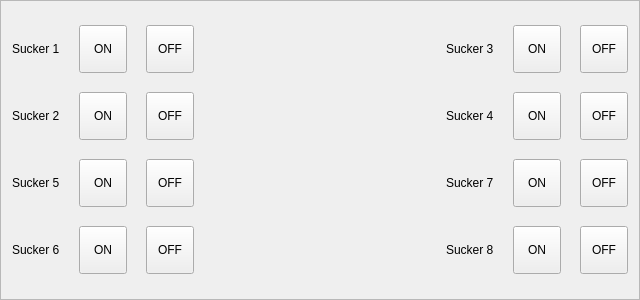
This is hcmanualoperation/hcmanualsockerframe.ui in dongdong-2009/3-5AxisRobot as Qt 5 draws it before an edit. The edited form follows.
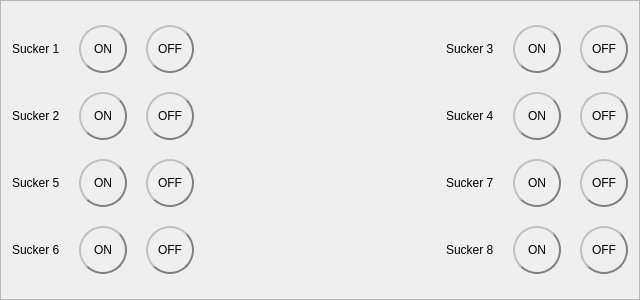
This is the edited form. Icons and pictures are not drawn.

What changed in the file:
```diff
--- a/hcmanualoperation/hcmanualsockerframe.ui
+++ b/hcmanualoperation/hcmanualsockerframe.ui
@@ -50,6 +50,12 @@
        <height>48</height>
       </size>
      </property>
+     <property name="styleSheet">
+      <string notr="true">border-style: outset;
+border-width: 2px;
+border-radius: 24px;
+border-color: gray;</string>
+     </property>
      <property name="text">
       <string>ON</string>
      </property>
@@ -75,6 +81,12 @@
        <height>48</height>
       </size>
      </property>
+     <property name="styleSheet">
+      <string notr="true">border-style: outset;
+border-width: 2px;
+border-radius: 24px;
+border-color: gray;</string>
+     </property>
      <property name="text">
       <string>ON</string>
      </property>
@@ -130,6 +142,12 @@
        <height>48</height>
       </size>
      </property>
+     <property name="styleSheet">
+      <string notr="true">border-style: outset;
+border-width: 2px;
+border-radius: 24px;
+border-color: gray;</string>
+     </property>
      <property name="text">
       <string>OFF</string>
      </property>
@@ -202,6 +220,12 @@
        <height>48</height>
       </size>
      </property>
+     <property name="styleSheet">
+      <string notr="true">border-style: outset;
+border-width: 2px;
+border-radius: 24px;
+border-color: gray;</string>
+     </property>
      <property name="text">
       <string>OFF</string>
      </property>
@@ -244,6 +268,12 @@
        <height>48</height>
       </size>
      </property>
+     <property name="styleSheet">
+      <string notr="true">border-style: outset;
+border-width: 2px;
+border-radius: 24px;
+border-color: gray;</string>
+     </property>
      <property name="text">
       <string>ON</string>
      </property>
@@ -279,6 +309,12 @@
        <height>48</height>
       </size>
      </property>
+     <property name="styleSheet">
+      <string notr="true">border-style: outset;
+border-width: 2px;
+border-radius: 24px;
+border-color: gray;</string>
+     </property>
      <property name="text">
       <string>OFF</string>
      </property>
@@ -321,6 +357,12 @@
        <height>48</height>
       </size>
      </property>
+     <property name="styleSheet">
+      <string notr="true">border-style: outset;
+border-width: 2px;
+border-radius: 24px;
+border-color: gray;</string>
+     </property>
      <property name="text">
       <string>ON</string>
      </property>
@@ -346,6 +388,12 @@
        <height>48</height>
       </size>
      </property>
+     <property name="styleSheet">
+      <string notr="true">border-style: outset;
+border-width: 2px;
+border-radius: 24px;
+border-color: gray;</string>
+     </property>
      <property name="text">
       <string>OFF</string>
      </property>
@@ -388,6 +436,12 @@
        <height>48</height>
       </size>
      </property>
+     <property name="styleSheet">
+      <string notr="true">border-style: outset;
+border-width: 2px;
+border-radius: 24px;
+border-color: gray;</string>
+     </property>
      <property name="text">
       <string>ON</string>
      </property>
@@ -413,6 +467,12 @@
        <height>48</height>
       </size>
      </property>
+     <property name="styleSheet">
+      <string notr="true">border-style: outset;
+border-width: 2px;
+border-radius: 24px;
+border-color: gray;</string>
+     </property>
      <property name="text">
       <string>OFF</string>
      </property>
@@ -455,6 +515,12 @@
        <height>48</height>
       </size>
      </property>
+     <property name="styleSheet">
+      <string notr="true">border-style: outset;
+border-width: 2px;
+border-radius: 24px;
+border-color: gray;</string>
+     </property>
      <property name="text">
       <string>ON</string>
      </property>
@@ -490,6 +556,12 @@
        <height>48</height>
       </size>
      </property>
+     <property name="styleSheet">
+      <string notr="true">border-style: outset;
+border-width: 2px;
+border-radius: 24px;
+border-color: gray;</string>
+     </property>
      <property name="text">
       <string>OFF</string>
      </property>
@@ -532,6 +604,12 @@
        <height>48</height>
       </size>
      </property>
+     <property name="styleSheet">
+      <string notr="true">border-style: outset;
+border-width: 2px;
+border-radius: 24px;
+border-color: gray;</string>
+     </property>
      <property name="text">
       <string>ON</string>
      </property>
@@ -567,6 +645,12 @@
        <height>48</height>
       </size>
      </property>
+     <property name="styleSheet">
+      <string notr="true">border-style: outset;
+border-width: 2px;
+border-radius: 24px;
+border-color: gray;</string>
+     </property>
      <property name="text">
       <string>OFF</string>
      </property>
@@ -609,6 +693,12 @@
        <height>48</height>
       </size>
      </property>
+     <property name="styleSheet">
+      <string notr="true">border-style: outset;
+border-width: 2px;
+border-radius: 24px;
+border-color: gray;</string>
+     </property>
      <property name="text">
       <string>ON</string>
      </property>
@@ -644,6 +734,12 @@
        <height>48</height>
       </size>
      </property>
+     <property name="styleSheet">
+      <string notr="true">border-style: outset;
+border-width: 2px;
+border-radius: 24px;
+border-color: gray;</string>
+     </property>
      <property name="text">
       <string>OFF</string>
      </property>
```
Left out of the diff: 38 changed lines with no effect on the pictures.
